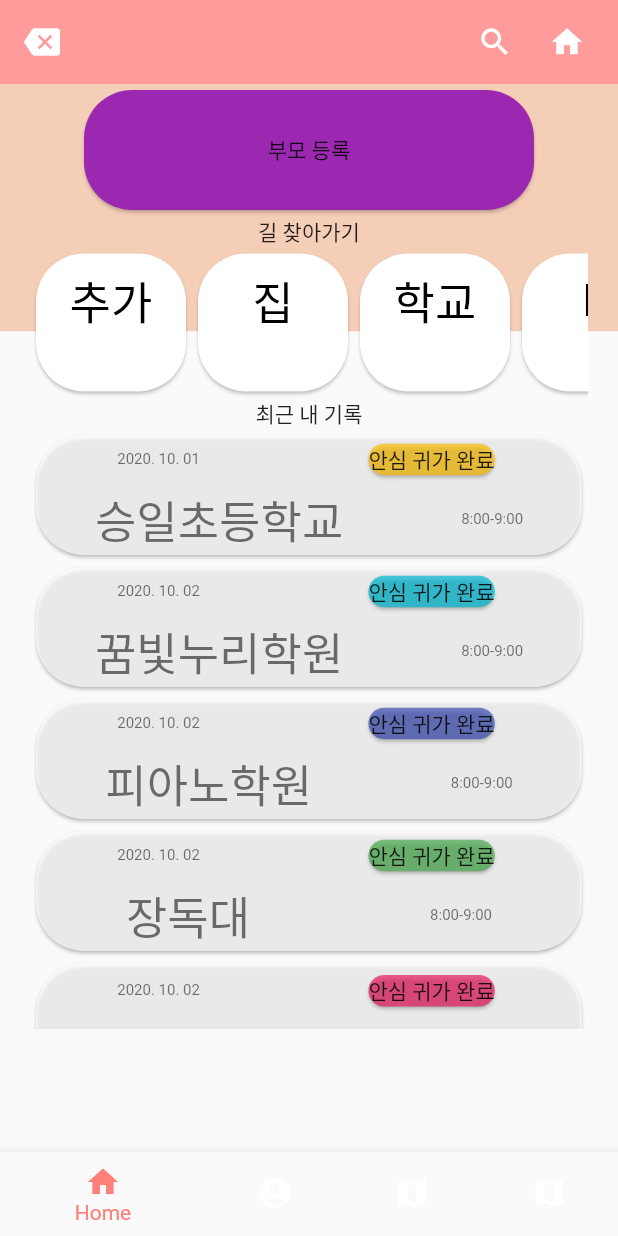
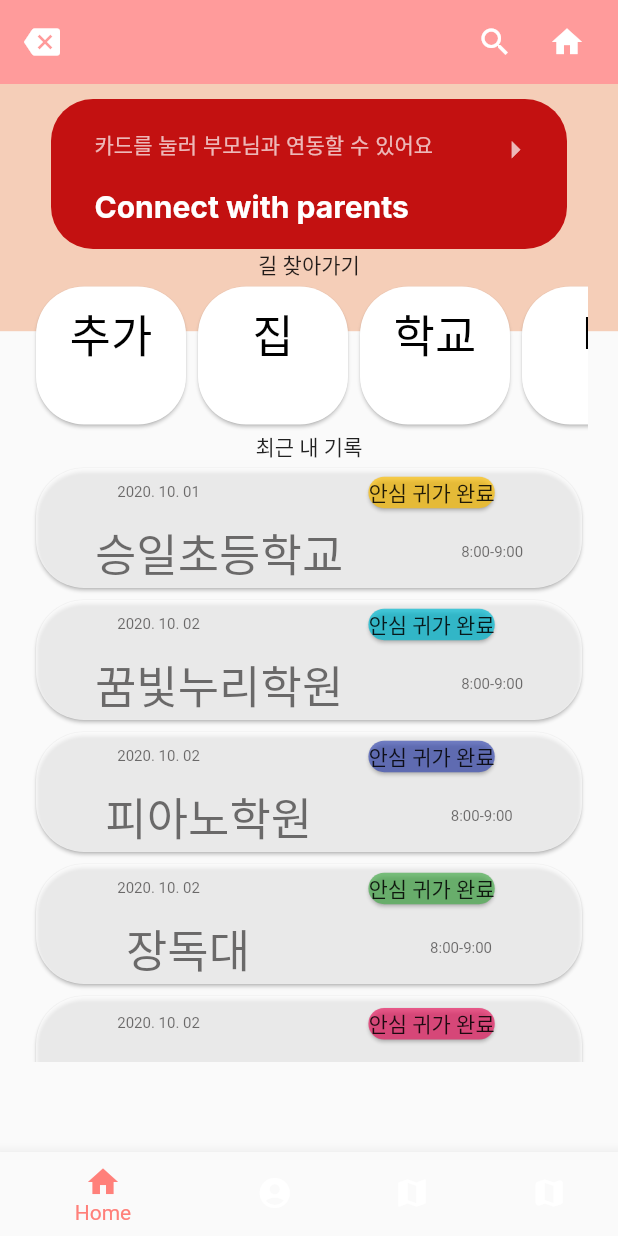
Before and after one commit to 2022-solution-challenge/Navi-FE, a Flutter app: the MyStatefulWidget screen opened directly, on a phone screen of 412 x 824 dp. Run offline on Flutter 3.47's test engine with Material 2 defaults, Android fonts, the phone set to English and light mode, and no system bars; our stand-ins replace dio, flutter_dotenv, google_fonts, google_maps_flutter, lazy_load_scrollview, like_button; missing offline and left inert: clippy_flutter, custom_info_window, flutter_polyline_points, google_maps_controller, maps_toolkit.

Commit message:
Fix connet  widget design

```diff
--- a/lib/home/home-page.dart
+++ b/lib/home/home-page.dart
@@ -3,6 +3,7 @@ import 'demo-card.dart';
 import 'items.dart';
 import 'record-holder.dart';
 import 'record.dart';
+import 'package:google_fonts/google_fonts.dart';
 
 class HomePage extends StatelessWidget {
   const HomePage({Key? key}) : super(key: key);
@@ -18,14 +19,64 @@ class HomePage extends StatelessWidget {
 }
 
 Widget _signUpParents() {
-  return Card(
-      shape: RoundedRectangleBorder(borderRadius: BorderRadius.circular(32)),
-      color: Colors.purple.withOpacity(1),
-      child: Container(
-          constraints: const BoxConstraints.expand(height: 80, width: 300),
-          child: const Center(
-            child: Text('부모 등록'),
-          )));
+  return Container(
+     height: 100,
+     width: 344,
+     margin: EdgeInsets.only(right: 10, left:10, top:10),
+     decoration: BoxDecoration(
+                        borderRadius: BorderRadius.circular(28),
+                        color: Color.fromARGB(255, 195, 17, 17),
+                      ),
+     child: Stack(
+       children: <Widget>[
+            // Positioned(
+            //   child: SvgPicture.asset(cards[index].cardElementTop),
+            // ),
+            // Positioned(
+            //   bottom: 0,
+            //   right: 0,
+            //   child:
+            //       SvgPicture.asset(cards[index].cardElementBottom),
+            // ), 사진을 넣는 부분
+            Positioned(
+              left: 29,
+              top: 60,
+              child: Text(
+                "Connect with parents",
+                style: GoogleFonts.inter(
+                    fontSize: 20,
+                    fontWeight: FontWeight.w700,
+                    color: Colors.white),
+              ),
+            ),
+            const Positioned(
+              right: 21,
+              top: 20,
+              child: Icon(Icons.arrow_right, color: Colors.white70, size: 27),
+            ),
+            Positioned(
+              left: 29,
+              top: 20,
+              child: Text(
+                '카드를 눌러 부모님과 연동할 수 있어요',
+                style: GoogleFonts.inter(
+                    fontSize: 14,
+                    fontWeight: FontWeight.w400,
+                    color: Colors.white70),
+              ),
+            ),
+          ]
+          )
+        );
+
+  // Card(
+  //     shape: RoundedRectangleBorder(borderRadius: BorderRadius.circular(32)),
+  //     color: Colors.purple.withOpacity(1),
+  //     child: Container(
+  //         constraints: const BoxConstraints.expand(height: 80, width: 300),
+  //         child: const Center(
+  //           child: Text('부모 등록'),
+  //         )));
 }
 
 Widget _myRecords() {
@@ -47,7 +98,8 @@ Widget _myRecords() {
 Widget _whereToGo() {
   List<DemoCard> _cards = items.map((Item _item) => DemoCard(_item)).toList();
 
-  return  Container(
+  return
+  Container(
       child: Column(children: <Widget>[
     Text('길 찾아가기'),
     Stack(alignment: AlignmentDirectional.topStart, children: <Widget>[
--- a/pubspec.yaml
+++ b/pubspec.yaml
@@ -49,6 +49,7 @@ dependencies:
   ffi: ^1.1.2
   lazy_load_scrollview: ^1.3.0
   maps_toolkit: ^2.0.0
+  google_fonts: ^2.3.1
 
 dev_dependencies:
   flutter_test:
```
Also changed, not shown: pubspec.lock.
